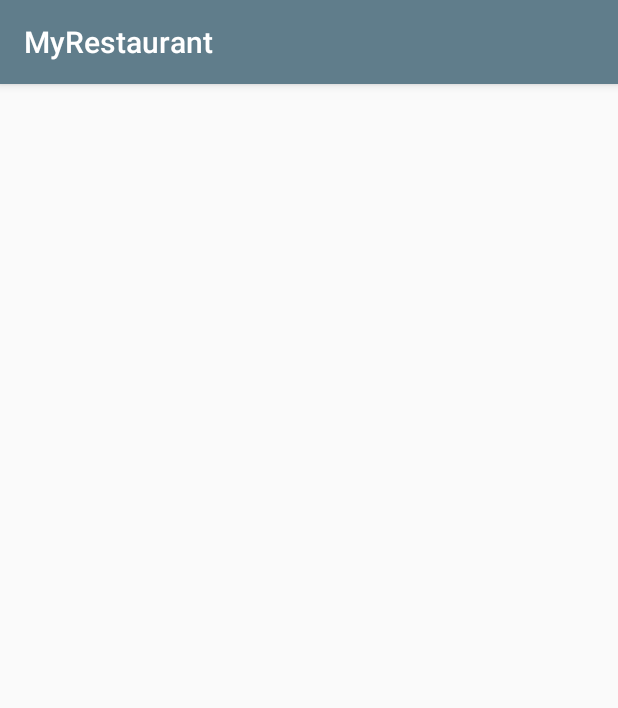
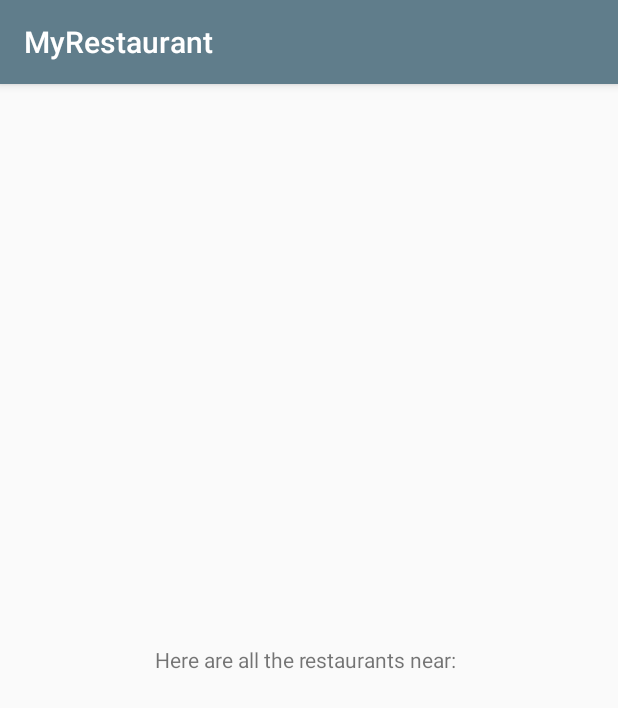
Before and after one commit to warnock/android-restaurant-app, an Android app: the screen it shows after launch (RestaurantsActivity), after a tap on "FIND RESTAURANTS", on a phone screen of 412 x 824 dp. Shown: the top 708 px of the screen. Run offline under Robolectric (Android 15) with nearby library versions, the phone set to English and light mode, and no system bars.

Commit message:
add activity with intent

```diff
--- a/app/src/main/java/com/example/guest/myrestaurant/MainActivity.java
+++ b/app/src/main/java/com/example/guest/myrestaurant/MainActivity.java
@@ -10,7 +10,6 @@ import android.widget.EditText;
 import android.widget.Toast;
 
 public class MainActivity extends AppCompatActivity {
-    public static final String TAG = MainActivity.class.getSimpleName();
     private Button mFindRestaurantsButton;
     private EditText mLocationEditText;
 
@@ -24,8 +23,8 @@ public class MainActivity extends AppCompatActivity {
             @Override
             public void onClick(View v) {
                 String location = mLocationEditText.getText().toString();
-                Log.d(TAG, location);
                 Intent intent = new Intent(MainActivity.this, RestaurantsActivity.class);
+                intent.putExtra("location", location);
                 startActivity(intent);
             }
         });
--- a/app/src/main/java/com/example/guest/myrestaurant/RestaurantsActivity.java
+++ b/app/src/main/java/com/example/guest/myrestaurant/RestaurantsActivity.java
@@ -1,13 +1,21 @@
 package com.example.guest.myrestaurant;
 
+import android.content.Intent;
 import android.support.v7.app.AppCompatActivity;
 import android.os.Bundle;
+import android.widget.TextView;
 
 public class RestaurantsActivity extends AppCompatActivity {
+    private TextView mLocationTextView;
 
     @Override
     protected void onCreate(Bundle savedInstanceState) {
         super.onCreate(savedInstanceState);
         setContentView(R.layout.activity_restaurants);
+        mLocationTextView = (TextView) findViewById(R.id.locationTextView);
+        Intent intent = getIntent();
+        String location = intent.getStringExtra("location");
+        mLocationTextView.setText("Here are all the restaurants near: " + location);
     }
 }
+git
--- a/app/src/main/res/layout/activity_restaurants.xml
+++ b/app/src/main/res/layout/activity_restaurants.xml
@@ -4,10 +4,14 @@
     android:id="@+id/activity_restaurants"
     android:layout_width="match_parent"
     android:layout_height="match_parent"
-    android:paddingBottom="@dimen/activity_vertical_margin"
-    android:paddingLeft="@dimen/activity_horizontal_margin"
-    android:paddingRight="@dimen/activity_horizontal_margin"
-    android:paddingTop="@dimen/activity_vertical_margin"
     tools:context="com.example.guest.myrestaurant.RestaurantsActivity">
 
+    <TextView
+        android:layout_width="wrap_content"
+        android:layout_height="wrap_content"
+        android:text="Restaurants near "
+        android:id="@+id/locationTextView"
+        android:layout_centerVertical="true"
+        android:layout_centerHorizontal="true" />
+
 </RelativeLayout>
```
